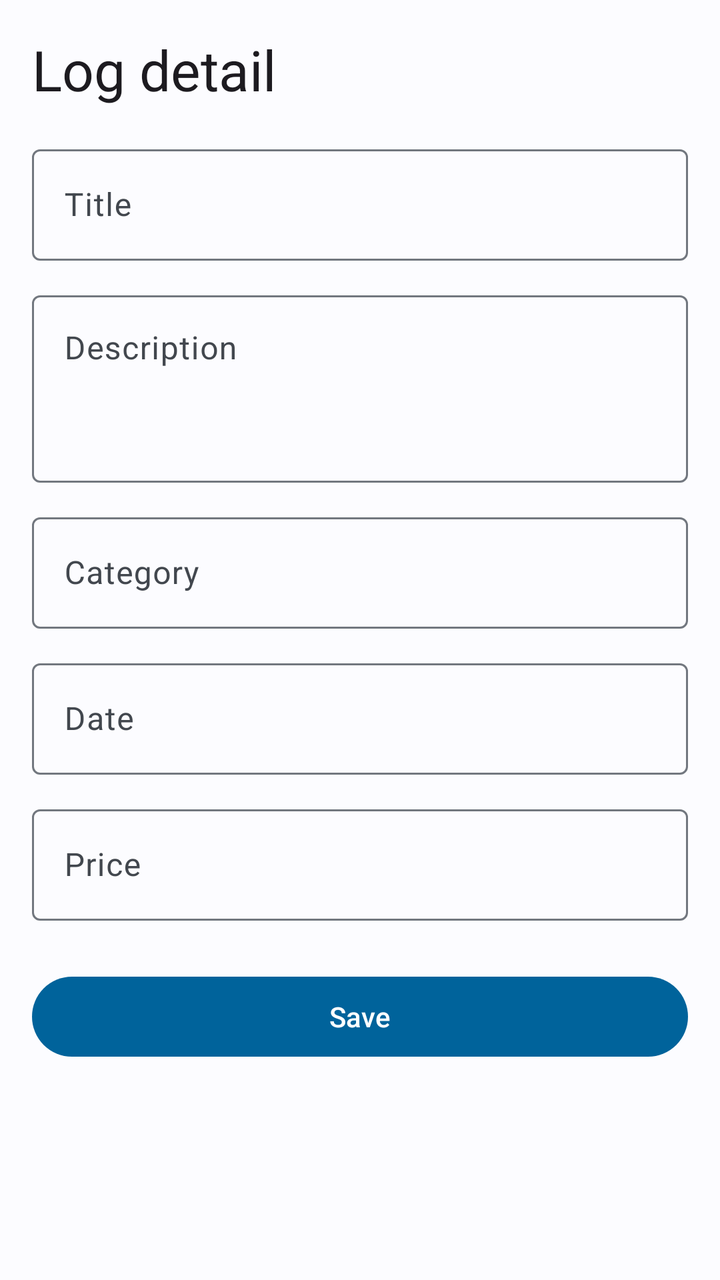
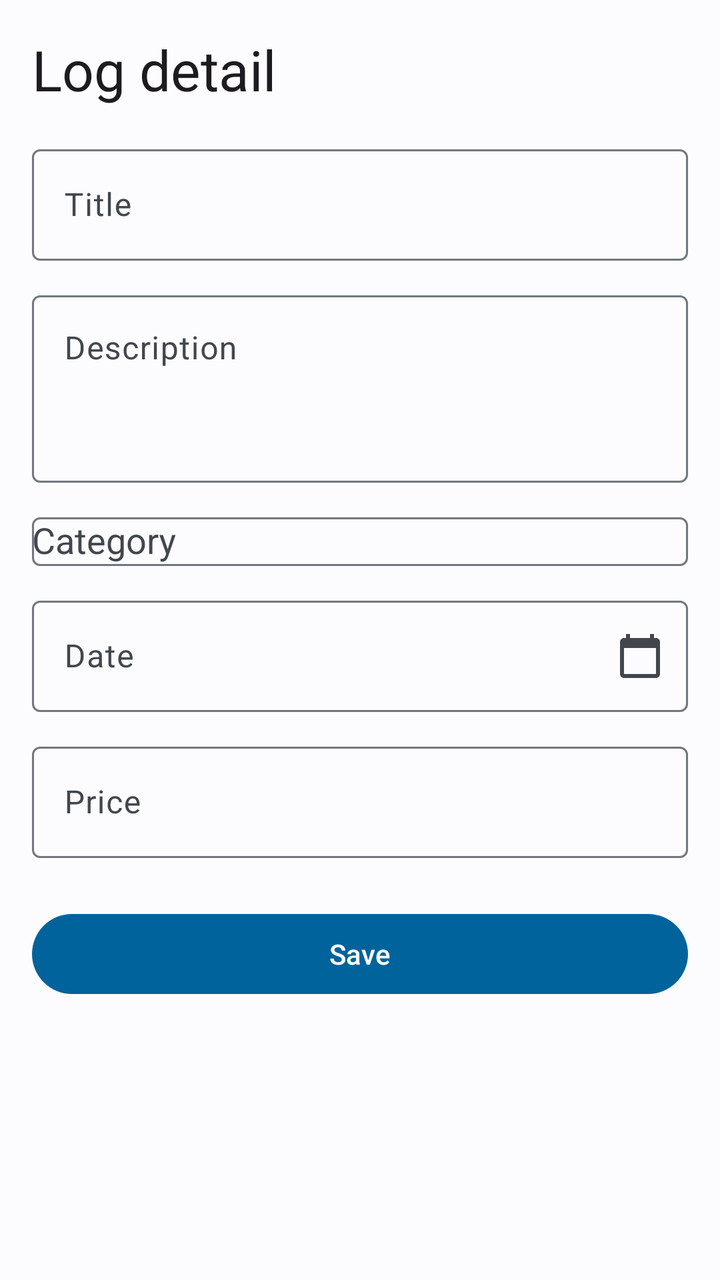

The first picture is an Android layout as it rendered before a commit; the second is the same layout after the commit. The layout source and the unified diff follow.
<!-- AndroidManifest.xml: application theme Theme.MaintenanceLog -->
<!-- res/layout/fragment_log_detail.xml -->
<?xml version="1.0" encoding="utf-8"?>
<ScrollView xmlns:android="http://schemas.android.com/apk/res/android"
    xmlns:app="http://schemas.android.com/apk/res-auto"
    xmlns:tools="http://schemas.android.com/tools"
    android:layout_width="match_parent"
    android:layout_height="match_parent"
    android:fillViewport="true"
    tools:context=".LogDetailFragment">

    <LinearLayout
        android:layout_width="match_parent"
        android:layout_height="wrap_content"
        android:orientation="vertical"
        android:padding="16dp">

        <TextView
            android:id="@+id/logDetailTitle"
            android:layout_width="wrap_content"
            android:layout_height="wrap_content"
            android:layout_marginBottom="16dp"
            android:text="@string/log_detail_title"
            android:textAppearance="?attr/textAppearanceHeadlineMedium" />

        <com.google.android.material.textfield.TextInputLayout
            android:id="@+id/titleInputLayout"
            style="@style/Widget.Material3.TextInputLayout.OutlinedBox"
            android:layout_width="match_parent"
            android:layout_height="wrap_content"
            android:hint="@string/log_title_label">

            <com.google.android.material.textfield.TextInputEditText
                android:id="@+id/titleEditText"
                android:layout_width="match_parent"
                android:layout_height="wrap_content"
                android:inputType="textCapSentences"
                android:maxLines="1" />

        </com.google.android.material.textfield.TextInputLayout>

        <com.google.android.material.textfield.TextInputLayout
            android:id="@+id/descriptionInputLayout"
            style="@style/Widget.Material3.TextInputLayout.OutlinedBox"
            android:layout_width="match_parent"
            android:layout_height="wrap_content"
            android:layout_marginTop="12dp"
            android:hint="@string/log_description_label">

            <com.google.android.material.textfield.TextInputEditText
                android:id="@+id/descriptionEditText"
                android:layout_width="match_parent"
                android:layout_height="wrap_content"
                android:gravity="top|start"
                android:inputType="textMultiLine|textCapSentences"
                android:minLines="3" />

        </com.google.android.material.textfield.TextInputLayout>

        <com.google.android.material.textfield.TextInputLayout
            android:id="@+id/categoryInputLayout"
            style="@style/Widget.Material3.TextInputLayout.OutlinedBox"
            android:layout_width="match_parent"
            android:layout_height="wrap_content"
            android:layout_marginTop="12dp"
            android:hint="@string/log_category_label">

            <com.google.android.material.textfield.TextInputEditText
                android:id="@+id/categoryEditText"
                android:layout_width="match_parent"
                android:layout_height="wrap_content"
                android:inputType="textCapSentences"
                android:maxLines="1" />

        </com.google.android.material.textfield.TextInputLayout>

        <com.google.android.material.textfield.TextInputLayout
            android:id="@+id/dateInputLayout"
            style="@style/Widget.Material3.TextInputLayout.OutlinedBox"
            android:layout_width="match_parent"
            android:layout_height="wrap_content"
            android:layout_marginTop="12dp"
            android:hint="@string/log_date_label">

            <com.google.android.material.textfield.TextInputEditText
                android:id="@+id/dateEditText"
                android:layout_width="match_parent"
                android:layout_height="wrap_content"
                android:clickable="true"
                android:cursorVisible="false"
                android:focusable="false"
                android:inputType="none"
                android:maxLines="1" />

        </com.google.android.material.textfield.TextInputLayout>

        <com.google.android.material.textfield.TextInputLayout
            android:id="@+id/costInputLayout"
            style="@style/Widget.Material3.TextInputLayout.OutlinedBox"
            android:layout_width="match_parent"
            android:layout_height="wrap_content"
            android:layout_marginTop="12dp"
            android:hint="@string/log_cost_label">

            <com.google.android.material.textfield.TextInputEditText
                android:id="@+id/costEditText"
                android:layout_width="match_parent"
                android:layout_height="wrap_content"
                android:inputType="numberDecimal"
                android:maxLines="1" />

        </com.google.android.material.textfield.TextInputLayout>

        <com.google.android.material.button.MaterialButton
            android:id="@+id/saveButton"
            android:layout_width="match_parent"
            android:layout_height="wrap_content"
            android:layout_marginTop="24dp"
            android:text="@string/save_log" />

        <com.google.android.material.button.MaterialButton
            android:id="@+id/deleteButton"
            style="@style/Widget.Material3.Button.OutlinedButton"
            android:layout_width="match_parent"
            android:layout_height="wrap_content"
            android:layout_marginTop="12dp"
            android:text="@string/delete_log"
            android:textColor="?attr/colorError"
            android:visibility="gone"
            app:icon="@drawable/ic_delete"
            app:iconTint="?attr/colorError"
            app:strokeColor="?attr/colorError"
            tools:visibility="visible" />

        <com.google.android.material.progressindicator.CircularProgressIndicator
            android:id="@+id/loadingIndicator"
            android:layout_width="wrap_content"
            android:layout_height="wrap_content"
            android:layout_gravity="center_horizontal"
            android:layout_marginTop="16dp"
            android:visibility="gone"
            tools:visibility="visible" />

    </LinearLayout>

</ScrollView>
<!-- resources referenced by this layout -->
<resources>
  <!-- drawable ic_delete (drawable) -->
  <vector xmlns:android="http://schemas.android.com/apk/res/android"
      android:width="24dp"
      android:height="24dp"
      android:viewportWidth="24"
      android:viewportHeight="24">
      <path
          android:fillColor="#FFFFFFFF"
          android:pathData="M6,19c0,1.1 0.9,2 2,2h8c1.1,0 2,-0.9 2,-2V7H6v12zM19,4h-3.5l-1,-1h-5l-1,1H5v2h14V4z" />
  </vector>
  <string name="delete_log">Delete</string>
  <string name="log_category_label">Category</string>
  <string name="log_cost_label">Price</string>
  <string name="log_date_label">Date</string>
  <string name="log_description_label">Description</string>
  <string name="log_detail_title">Log detail</string>
  <string name="log_title_label">Title</string>
  <string name="save_log">Save</string>
  <style name="Theme.MaintenanceLog" parent="Base.Theme.MaintenanceLog" />
  <color name="m3_primary">#00639B</color>
  <color name="m3_on_primary">#FFFFFF</color>
  <color name="m3_primary_container">#CDE5FF</color>
  <color name="m3_on_primary_container">#001D33</color>
  <color name="m3_primary_fixed">#CDE5FF</color>
  <color name="m3_primary_fixed_dim">#96CCFF</color>
  <color name="m3_on_primary_fixed">#001D33</color>
  <color name="m3_on_primary_fixed_variant">#004A76</color>
  <color name="m3_secondary">#50606F</color>
  <color name="m3_on_secondary">#FFFFFF</color>
  <color name="m3_secondary_container">#D3E5F5</color>
  <color name="m3_on_secondary_container">#0C1D29</color>
  <color name="m3_secondary_fixed">#D3E5F5</color>
  <color name="m3_secondary_fixed_dim">#B7C8DA</color>
  <color name="m3_on_secondary_fixed">#0C1D29</color>
  <color name="m3_on_secondary_fixed_variant">#394857</color>
  <color name="m3_tertiary">#3C6470</color>
  <color name="m3_on_tertiary">#FFFFFF</color>
  <color name="m3_tertiary_container">#C0E8F5</color>
  <color name="m3_on_tertiary_container">#001F26</color>
  <color name="m3_tertiary_fixed">#C0E8F5</color>
  <color name="m3_tertiary_fixed_dim">#A4CDD9</color>
  <color name="m3_on_tertiary_fixed">#001F26</color>
  <color name="m3_on_tertiary_fixed_variant">#244C56</color>
  <color name="m3_error">#BA1A1A</color>
  <color name="m3_on_error">#FFFFFF</color>
  <color name="m3_error_container">#FFDAD6</color>
  <color name="m3_on_error_container">#410002</color>
  <color name="m3_background">#FCFCFF</color>
  <color name="m3_on_background">#1A1C1E</color>
  <color name="m3_surface">#FCFCFF</color>
  <color name="m3_on_surface">#1A1C1E</color>
  <color name="m3_surface_variant">#DEE3EB</color>
  <color name="m3_on_surface_variant">#42474E</color>
  <color name="m3_surface_dim">#DBD9DE</color>
  <color name="m3_surface_bright">#FCFCFF</color>
  <color name="m3_surface_container_lowest">#FFFFFF</color>
  <color name="m3_surface_container_low">#F6F6FA</color>
  <color name="m3_surface_container">#F0F0F4</color>
  <color name="m3_surface_container_high">#EAEAEE</color>
  <color name="m3_surface_container_highest">#E4E3E8</color>
  <color name="m3_surface_inverse">#2F3033</color>
  <color name="m3_on_surface_inverse">#F1F0F4</color>
  <color name="m3_primary_inverse">#96CCFF</color>
  <color name="m3_outline">#72777F</color>
  <color name="m3_outline_variant">#C2C7CF</color>
  <!-- unchanged entries left out for length: 1 -->
</resources>

<!-- the commit's change to res/layout/fragment_log_detail.xml (unified diff, before → after) -->
@@ -63,12 +63,13 @@
             android:layout_marginTop="12dp"
             android:hint="@string/log_category_label">
 
-            <com.google.android.material.textfield.TextInputEditText
+            <com.google.android.material.textfield.MaterialAutoCompleteTextView
                 android:id="@+id/categoryEditText"
                 android:layout_width="match_parent"
                 android:layout_height="wrap_content"
                 android:inputType="textCapSentences"
-                android:maxLines="1" />
+                android:maxLines="1"
+                app:simpleItems="@array/common_categories" />
 
         </com.google.android.material.textfield.TextInputLayout>
 
@@ -78,7 +79,9 @@
             android:layout_width="match_parent"
             android:layout_height="wrap_content"
             android:layout_marginTop="12dp"
-            android:hint="@string/log_date_label">
+            android:hint="@string/log_date_label"
+            app:endIconDrawable="@drawable/ic_calendar"
+            app:endIconMode="custom">
 
             <com.google.android.material.textfield.TextInputEditText
                 android:id="@+id/dateEditText"
<!-- resource entries referenced after the edit -->
@@ -1,5 +1,24 @@
 <!-- resources referenced by this layout -->
 <resources>
+  <string-array name="common_categories">
+          <item>Engine</item>
+          <item>Oil</item>
+          <item>Tires</item>
+          <item>Brakes</item>
+          <item>Filters</item>
+          <item>Inspection</item>
+          <item>Other</item>
+      </string-array>
+  <!-- drawable ic_calendar (drawable) -->
+  <vector xmlns:android="http://schemas.android.com/apk/res/android"
+      android:width="24dp"
+      android:height="24dp"
+      android:viewportWidth="24"
+      android:viewportHeight="24">
+      <path
+          android:fillColor="#FFFFFFFF"
+          android:pathData="M20,3h-1V1h-2v2H7V1H5v2H4c-1.1,0 -2,0.9 -2,2v16c0,1.1 0.9,2 2,2h16c1.1,0 2,-0.9 2,-2V5c0,-1.1 -0.9,-2 -2,-2zM20,21H4V8h16v13z" />
+  </vector>
   <!-- drawable ic_delete (drawable) -->
   <vector xmlns:android="http://schemas.android.com/apk/res/android"
       android:width="24dp"
